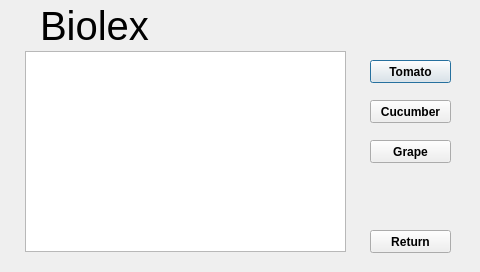
Above: showbiolex.ui from 3semesterprojekt/DevKitsoftware before the change. Below: the same form after it.
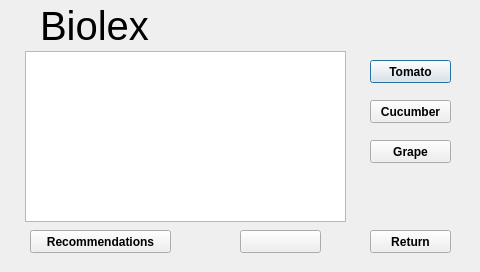
That is the form after the change.

The edit to the form file:
```diff
--- a/showbiolex.ui
+++ b/showbiolex.ui
@@ -94,7 +94,7 @@
      <x>25</x>
      <y>51</y>
      <width>321</width>
-     <height>201</height>
+     <height>171</height>
     </rect>
    </property>
   </widget>
@@ -117,6 +117,38 @@
     <string>Return</string>
    </property>
   </widget>
+  <widget class="QPushButton" name="recbutton">
+   <property name="geometry">
+    <rect>
+     <x>30</x>
+     <y>230</y>
+     <width>141</width>
+     <height>23</height>
+    </rect>
+   </property>
+   <property name="font">
+    <font>
+     <weight>75</weight>
+     <bold>true</bold>
+    </font>
+   </property>
+   <property name="text">
+    <string>Recommendations</string>
+   </property>
+  </widget>
+  <widget class="QPushButton" name="pushButton_6">
+   <property name="geometry">
+    <rect>
+     <x>240</x>
+     <y>230</y>
+     <width>81</width>
+     <height>23</height>
+    </rect>
+   </property>
+   <property name="text">
+    <string/>
+   </property>
+  </widget>
  </widget>
  <resources/>
  <connections/>
```
